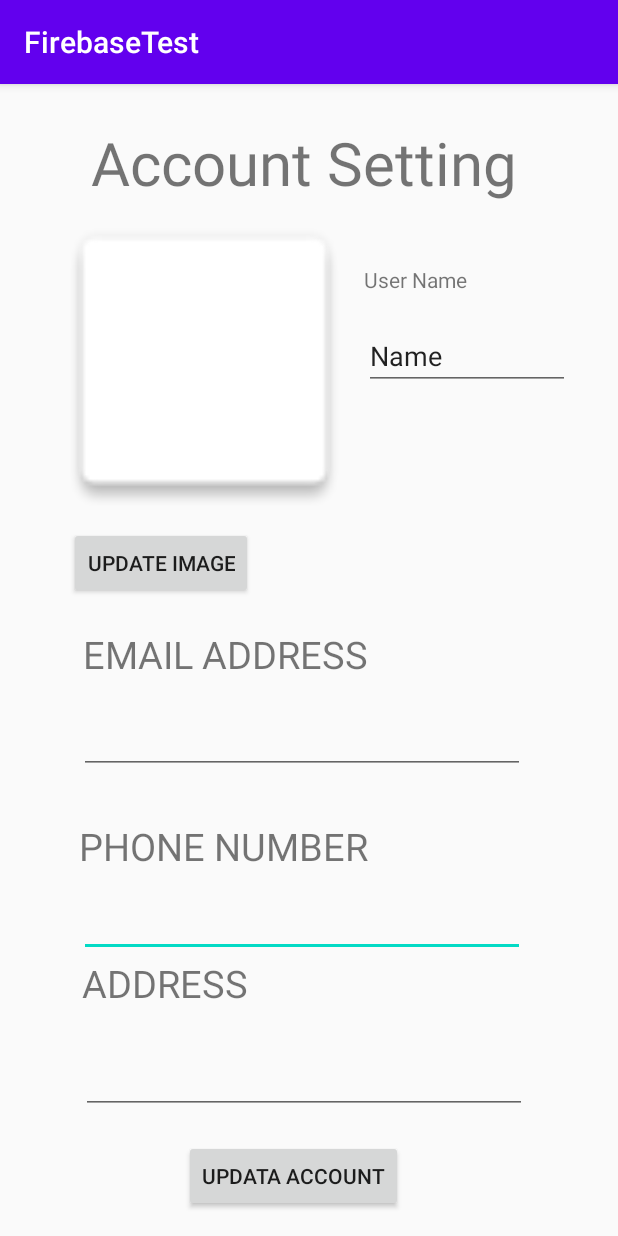
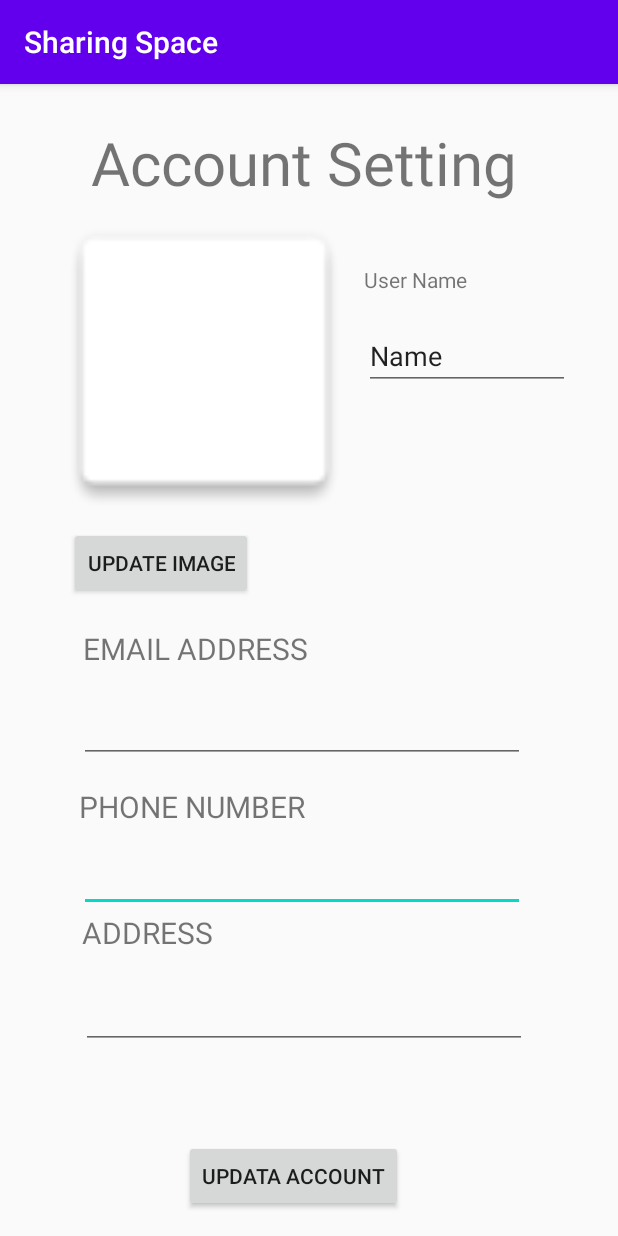
Before and after one commit to AndyNardDog/SharingSpace, an Android app: the Account_Setting screen opened directly, with no data from a screen before it, on a phone screen of 412 x 824 dp. Run offline under Robolectric (Android 15) with nearby library versions, the light colour scheme and no system bars; our stand-ins replace Firebase (no records; nobody signed in at launch, a user with empty details on screens opened directly).

Commit message:
Changed title to 'Sharing Space' and made small change (button, text, etc)

```diff
--- /dev/null
+++ b/app/src/main/res/drawable/ic_check_box_black_24dp.xml
@@ -0,0 +1,5 @@
+<vector android:height="20dp" android:tint="#6200EE"
+    android:viewportHeight="24.0" android:viewportWidth="24.0"
+    android:width="20dp" xmlns:android="http://schemas.android.com/apk/res/android">
+    <path android:fillColor="#FF000000" android:pathData="M19,3L5,3c-1.11,0 -2,0.9 -2,2v14c0,1.1 0.89,2 2,2h14c1.11,0 2,-0.9 2,-2L21,5c0,-1.1 -0.89,-2 -2,-2zM10,17l-5,-5 1.41,-1.41L10,14.17l7.59,-7.59L19,8l-9,9z"/>
+</vector>
--- /dev/null
+++ b/app/src/main/res/drawable/ic_directions_car_black_24dp.xml
@@ -0,0 +1,4 @@
+<vector android:height="80dp" android:viewportHeight="24.0"
+    android:viewportWidth="24.0" android:width="80dp" xmlns:android="http://schemas.android.com/apk/res/android">
+    <path android:fillColor="#FF000000" android:pathData="M18.92,6.01C18.72,5.42 18.16,5 17.5,5h-11c-0.66,0 -1.21,0.42 -1.42,1.01L3,12v8c0,0.55 0.45,1 1,1h1c0.55,0 1,-0.45 1,-1v-1h12v1c0,0.55 0.45,1 1,1h1c0.55,0 1,-0.45 1,-1v-8l-2.08,-5.99zM6.5,16c-0.83,0 -1.5,-0.67 -1.5,-1.5S5.67,13 6.5,13s1.5,0.67 1.5,1.5S7.33,16 6.5,16zM17.5,16c-0.83,0 -1.5,-0.67 -1.5,-1.5s0.67,-1.5 1.5,-1.5 1.5,0.67 1.5,1.5 -0.67,1.5 -1.5,1.5zM5,11l1.5,-4.5h11L19,11L5,11z"/>
+</vector>
--- a/app/src/main/res/layout/activity_account__setting.xml
+++ b/app/src/main/res/layout/activity_account__setting.xml
@@ -67,7 +67,7 @@
         android:layout_marginTop="19dp"
         android:layout_marginEnd="159dp"
         android:text="EMAIL ADDRESS"
-        android:textSize="25dp"
+        android:textSize="20dp"
         app:layout_constraintBottom_toTopOf="@+id/name"
         app:layout_constraintEnd_toEndOf="parent"
         app:layout_constraintHorizontal_bias="0.0"
@@ -79,10 +79,10 @@
      android:layout_width="206dp"
      android:layout_height="34dp"
      android:layout_marginStart="53dp"
-        android:layout_marginTop="15dp"
+     android:layout_marginTop="5dp"
      android:layout_marginEnd="154dp"
      android:text="PHONE NUMBER"
-        android:textSize="25dp"
+     android:textSize="20dp"
      app:layout_constraintBottom_toTopOf="@+id/editText2"
      app:layout_constraintEnd_toEndOf="parent"
      app:layout_constraintStart_toStartOf="parent"
@@ -91,11 +91,11 @@
     <TextView
         android:id="@+id/address"
         android:layout_width="111dp"
-        android:layout_height="46dp"
+        android:layout_height="40dp"
         android:layout_marginStart="55dp"
         android:layout_marginEnd="247dp"
         android:text="ADDRESS"
-        android:textSize="25dp"
+        android:textSize="20dp"
         app:layout_constraintEnd_toEndOf="parent"
         app:layout_constraintStart_toStartOf="parent"
         app:layout_constraintTop_toBottomOf="@+id/editText2" />
@@ -103,7 +103,7 @@
     <EditText
         android:id="@+id/editText2"
         android:layout_width="297dp"
-        android:layout_height="57dp"
+        android:layout_height="50dp"
         android:layout_marginStart="53dp"
         android:layout_marginEnd="63dp"
 
@@ -118,7 +118,7 @@
     <EditText
         android:id="@+id/editText3"
         android:layout_width="297dp"
-        android:layout_height="57dp"
+        android:layout_height="50dp"
         android:layout_marginStart="54dp"
         android:layout_marginTop="1dp"
         android:layout_marginEnd="61dp"
@@ -134,10 +134,10 @@
     <EditText
         android:id="@+id/name"
         android:layout_width="297dp"
-        android:layout_height="57dp"
+        android:layout_height="50dp"
         android:layout_marginStart="53dp"
         android:layout_marginEnd="63dp"
-        android:layout_marginBottom="15dp"
+        android:layout_marginBottom="10dp"
         android:ems="10"
         android:inputType="textEmailAddress"
         app:layout_constraintBottom_toTopOf="@+id/phone"
--- a/app/src/main/res/layout/activity_second__main.xml
+++ b/app/src/main/res/layout/activity_second__main.xml
@@ -9,12 +9,12 @@
     tools:context=".Second_Main"
     >
 
-
     <EditText
         android:id="@+id/search_word"
         android:layout_width="match_parent"
         android:layout_height="wrap_content"
         android:layout_margin="16dp"
+        android:hint="Search your space"
         />
 
     <androidx.recyclerview.widget.RecyclerView
--- a/app/src/main/res/layout/activity_seller_page.xml
+++ b/app/src/main/res/layout/activity_seller_page.xml
@@ -5,7 +5,6 @@
     android:layout_width="match_parent"
     android:layout_height="match_parent"
     tools:context=".SellerPage">
-
 
     <TextView
         android:id="@+id/createAccount"
--- a/app/src/main/res/layout/activity_space_details.xml
+++ b/app/src/main/res/layout/activity_space_details.xml
@@ -49,7 +49,7 @@
         android:id="@+id/pickSpaceButton"
         android:layout_width="80dp"
         android:layout_height="80dp"
-        android:background="@drawable/circular_button_blue"
+        android:background="@drawable/ic_check_box_black_24dp"
         android:padding="?attr/dialogPreferredPadding"
         android:scaleType="fitXY"
         app:layout_constraintBottom_toBottomOf="parent"
@@ -57,7 +57,7 @@
         app:layout_constraintHorizontal_bias="0.947"
         app:layout_constraintStart_toStartOf="parent"
         app:layout_constraintTop_toTopOf="parent"
-        app:layout_constraintVertical_bias="0.93"
-        app:srcCompat="@drawable/check_mark_icon" />
+        app:layout_constraintVertical_bias="0.93"/>
+        //app:srcCompat="@drawable/check_mark_icon" />
 
 </androidx.constraintlayout.widget.ConstraintLayout>
--- a/app/src/main/res/values/strings.xml
+++ b/app/src/main/res/values/strings.xml
@@ -1,3 +1,3 @@
 <resources>
-    <string name="app_name">FirebaseTest</string>
+    <string name="app_name">Sharing Space</string>
 </resources>
```
Also changed, not shown: app/src/main/res/layout/activity_main.xml (+12 -1 lines), app/src/main/res/layout/activity_payment_page.xml (+4 -4 lines), app/src/main/res/layout/activity_sign_up_page.xml (+8 -5 lines), app/src/main/res/drawable/shopping_cart_icon.png (deleted). Lines whose indentation alone changed are shown as unchanged.
